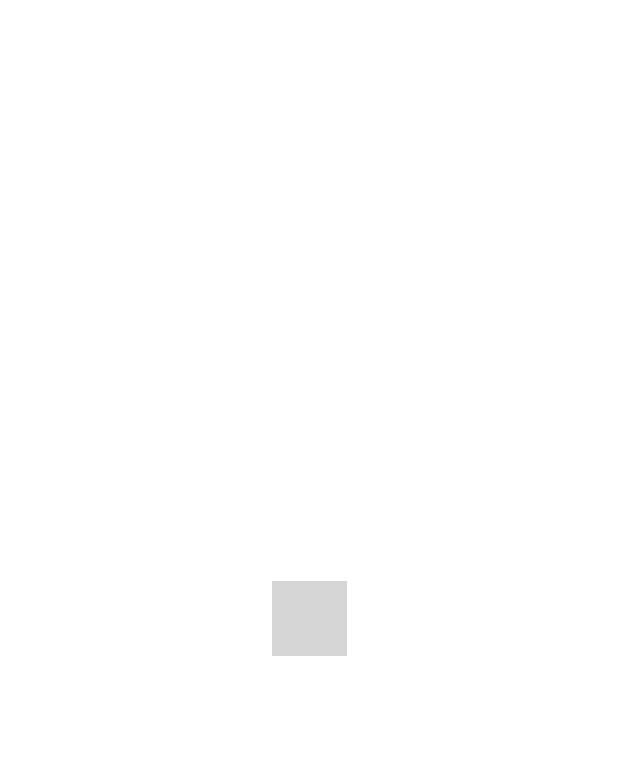
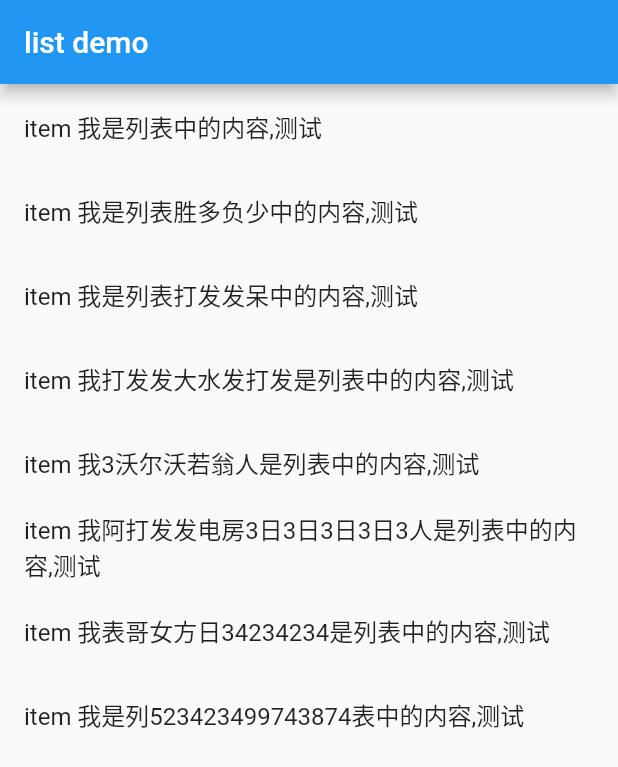
Before and after one commit to df13954/flutter_taobao_union, a Flutter app: the screen it shows after launch, on a phone screen of 412 x 824 dp. Shown: the top 767 px of the screen. Run offline on Flutter 3.47's test engine with Material 2 defaults, Android fonts, the phone set to English and light mode, and no system bars; grey boxes are pictures that could not be loaded.

Commit message:
动态列表,类似rv的使用.

```diff
--- /dev/null
+++ b/lib/list/list_demo.dart
@@ -0,0 +1,66 @@
+import 'package:flutter/cupertino.dart';
+import 'package:flutter/material.dart';
+import 'package:flutterapp/res/res_json.dart';
+
+class ListDemo extends StatelessWidget {
+  List<Widget> getListData() {
+    List<Widget> list = new List();
+    for (var i = 0; i < 200; i++) {
+      list.add(Text("item: $i"));
+    }
+    return list;
+  }
+
+  List<Widget> getData() {
+    return [
+      Container(
+        width: 100,
+        child: Text('container list'),
+        decoration: BoxDecoration(
+          color: Colors.greenAccent,
+        ),
+      ),
+      Text('index 0'),
+      Text('index 0'),
+      Text('index 0'),
+      Text('index 0'),
+      Text('index 0'),
+      ListTile(
+        title: Text('list tile'),
+        subtitle: Text('sub title'),
+      )
+    ];
+  }
+
+  List list = new List();
+
+  ListDemo() {
+    list = getJson();
+  }
+
+  List<Widget> getJson() {
+    var list = listDataJson.map((value) {
+      return ListTile(
+        title: Text("item " + value["title"]),
+      );
+    });
+    return list.toList();
+  }
+
+  @override
+  Widget build(BuildContext context) {
+    return MaterialApp(
+      title: 'hh',
+      home: Scaffold(
+        appBar: AppBar(
+          title: Text('list demo'),
+        ),
+        body: ListView.builder(
+            itemCount: list.length,
+            itemBuilder: (context, index) {
+              return list[index];
+            }),
+      ),
+    );
+  }
+}
--- a/lib/main.dart
+++ b/lib/main.dart
@@ -1,6 +1,8 @@
 import 'package:flutter/material.dart';
 
-void main() => runApp(HomeContent());
+import 'list/list_demo.dart';
+
+void main() => runApp(ListDemo());
 
 class Home extends StatelessWidget {
   @override
--- /dev/null
+++ b/lib/res/res_json.dart
@@ -0,0 +1,19 @@
+List listDataJson = [
+  {
+    "title":"我是列表中的内容,测试"
+  },{
+    "title":"我是列表胜多负少中的内容,测试"
+  },{
+    "title":"我是列表打发发呆中的内容,测试"
+  },{
+    "title":"我打发发大水发打发是列表中的内容,测试"
+  },{
+    "title":"我3沃尔沃若翁人是列表中的内容,测试"
+  },{
+    "title":"我阿打发发电房3日3日3日3日3人是列表中的内容,测试"
+  },{
+    "title":"我表哥女方日34234234是列表中的内容,测试"
+  },{
+    "title":"我是列523423499743874表中的内容,测试"
+  },
+];
```
